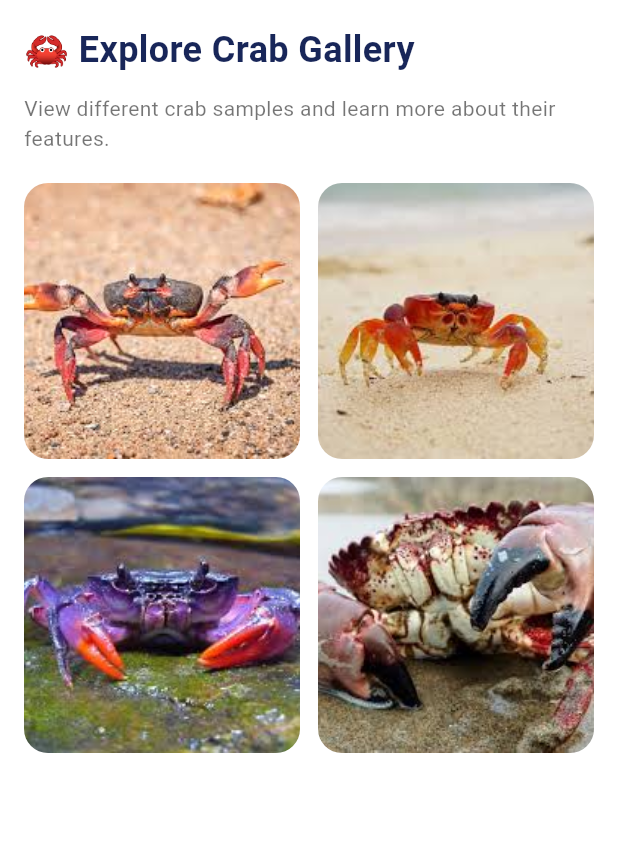
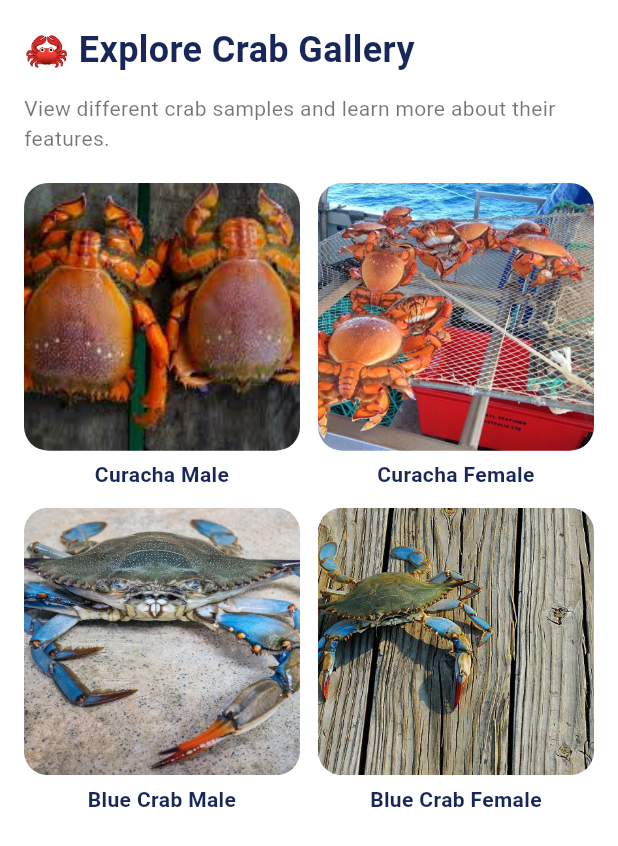
Before and after one commit to TjayAmit/crab_maturity_v2, a Flutter app: the ExploreScreen screen opened directly, on a phone screen of 412 x 824 dp. Shown: the top 846 px of the screen. Run offline on Flutter 3.47's test engine with Material 3 defaults, Android fonts, the phone set to English and light mode, and no system bars; our stand-ins replace flutter_native_splash, flutter_svg, google_fonts; project files that could hold a hidden picture were left out.

Commit message:
feat: update the explore page and viewing of crab

```diff
--- /dev/null
+++ b/assets/data/data.json
@@ -0,0 +1,64 @@
+{
+  "crabs": [
+    {
+      "name": "Curacha Male",
+      "common_name": "Spanner Crab",
+      "scientific_name": "Ranina ranina",
+      "description": {
+        "overview": "The Curacha, also known as the Spanner Crab, is a reddish-brown crab species found in the Indo-Pacific region. Males have narrow abdominal flaps and slightly longer legs.",
+        "habitat": "Sandy seabeds from 10 to 100 meters deep.",
+        "diet": "Feeds on small fish, mollusks, and ocean floor detritus."
+      },
+      "images": [
+        "assets/images/curacha_male1.jpg",
+        "assets/images/curacha_male2.jpg",
+        "assets/images/curacha_male3.jpg"
+      ]
+    },
+    {
+      "name": "Curacha Female",
+      "common_name": "Spanner Crab",
+      "scientific_name": "Ranina ranina",
+      "description": {
+        "overview": "Female Curacha crabs have rounder, wider abdominal flaps used to carry eggs. They tend to be slightly larger-bodied but have smaller claws.",
+        "habitat": "Sandy coastal waters near coral reefs.",
+        "diet": "Consumes small crustaceans and shellfish."
+      },
+      "images": [
+        "assets/images/curacha_female1.jpg",
+        "assets/images/curacha_female2.jpg",
+        "assets/images/curacha_female3.jpg"
+      ]
+    },
+    {
+      "name": "Blue Crab Male",
+      "common_name": "Blue Swimming Crab",
+      "scientific_name": "Portunus pelagicus",
+      "description": {
+        "overview": "The male Blue Crab has bright blue claws and a narrow, T-shaped abdominal flap. It is fast and often found in shallow waters.",
+        "habitat": "Sandy and muddy bays and estuaries.",
+        "diet": "Eats fish, mollusks, and other crabs."
+      },
+      "images": [
+        "assets/images/blue_male1.jpg",
+        "assets/images/blue_male2.jpg",
+        "assets/images/blue_male3.jpg"
+      ]
+    },
+    {
+      "name": "Blue Crab Female",
+      "common_name": "Blue Swimming Crab",
+      "scientific_name": "Portunus pelagicus",
+      "description": {
+        "overview": "Female Blue Crabs have red-tipped claws and a wide, rounded abdominal flap. They are known for carrying eggs under their abdomen.",
+        "habitat": "Coastal seagrass beds and estuaries.",
+        "diet": "Omnivorous — consumes plants and small invertebrates."
+      },
+      "images": [
+        "assets/images/blue_female1.jpg",
+        "assets/images/blue_female2.jpg",
+        "assets/images/blue_female3.jpg"
+      ]
+    }
+  ]
+}
--- /dev/null
+++ b/lib/feature/crabs/models/crab_model.dart
@@ -0,0 +1,25 @@
+class Crab {
+  final String name;
+  final String commonName;
+  final String scientificName;
+  final Map<String, dynamic> description;
+  final List<String> images;
+
+  Crab({
+    required this.name,
+    required this.commonName,
+    required this.scientificName,
+    required this.description,
+    required this.images,
+  });
+
+  factory Crab.fromJson(Map<String, dynamic> json) {
+    return Crab(
+      name: json['name'],
+      commonName: json['common_name'],
+      scientificName: json['scientific_name'],
+      description: Map<String, dynamic>.from(json['description']),
+      images: List<String>.from(json['images']),
+    );
+  }
+}
--- /dev/null
+++ b/lib/feature/crabs/services/crab_service.dart
@@ -0,0 +1,10 @@
+import 'dart:convert';
+import 'package:crab_maturity_ml_app/feature/crabs/models/crab_model.dart';
+import 'package:flutter/services.dart' show rootBundle;
+
+Future<List<Crab>> loadCrabs() async {
+  final String response = await rootBundle.loadString('assets/data/data.json');
+  final data = json.decode(response);
+  final List<dynamic> crabsJson = data['crabs'];
+  return crabsJson.map((json) => Crab.fromJson(json)).toList();
+}
--- a/lib/home/pages/explore.dart
+++ b/lib/home/pages/explore.dart
@@ -1,18 +1,35 @@
+import 'dart:convert';
 import 'package:flutter/material.dart';
+import 'package:flutter/services.dart' show rootBundle;
+import 'package:crab_maturity_ml_app/widgets/crab_full_view.dart';
 
-class ExploreScreen extends StatelessWidget {
+class ExploreScreen extends StatefulWidget {
   const ExploreScreen({super.key});
 
   @override
+  State<ExploreScreen> createState() => _ExploreScreenState();
+}
+
+class _ExploreScreenState extends State<ExploreScreen> {
+  List<dynamic> crabs = [];
+
+  @override
+  void initState() {
+    super.initState();
+    _loadCrabData();
+  }
+
+  Future<void> _loadCrabData() async {
+    final String jsonString =
+        await rootBundle.loadString('assets/data/data.json');
+    final data = json.decode(jsonString);
+    setState(() {
+      crabs = data['crabs'];
+    });
+  }
+
+  @override
   Widget build(BuildContext context) {
-    // List of image paths (add more if needed)
-    final List<String> crabImages = [
-      'assets/images/crab1.jpg',
-      'assets/images/crab2.jpg',
-      'assets/images/crab3.jpg',
-      'assets/images/crab4.jpg',
-    ];
-
     return Scaffold(
       backgroundColor: Colors.white,
       body: SafeArea(
@@ -38,36 +55,57 @@ class ExploreScreen extends StatelessWidget {
 
               // 🖼️ Responsive Grid View
               Expanded(
-                child: GridView.builder(
-                  itemCount: crabImages.length,
+                child: crabs.isEmpty
+                    ? const Center(child: CircularProgressIndicator())
+                    : GridView.builder(
+                        itemCount: crabs.length,
                         gridDelegate: const SliverGridDelegateWithFixedCrossAxisCount(
-                    crossAxisCount: 2, // 2 columns on phone
+                          crossAxisCount: 2,
                           crossAxisSpacing: 12,
                           mainAxisSpacing: 12,
-                    childAspectRatio: 1, // square cards
+                          childAspectRatio: 0.9, // slightly taller for name text
                         ),
                         itemBuilder: (context, index) {
-                    return ClipRRect(
-                      borderRadius: BorderRadius.circular(16),
-                      child: GestureDetector(
+                          final crab = crabs[index];
+                          final firstImage = crab['images'][0];
+                          final crabName = crab['name'];
+
+                          return GestureDetector(
                             onTap: () {
-                          // show full image preview when tapped
                               Navigator.push(
                                 context,
                                 MaterialPageRoute(
-                              builder: (_) => _FullImageView(
-                                imagePath: crabImages[index],
-                              ),
+                                  builder: (_) => CrabFullView(crabData: crab),
                                 ),
                               );
                             },
+                            child: Column(
+                              crossAxisAlignment: CrossAxisAlignment.center,
+                              children: [
+                                Expanded(
+                                  child: ClipRRect(
+                                    borderRadius: BorderRadius.circular(16),
                                     child: Hero(
-                          tag: crabImages[index],
+                                      tag: firstImage,
                                       child: Image.asset(
-                            crabImages[index],
+                                        firstImage,
                                         fit: BoxFit.cover,
+                                        width: double.infinity,
                                       ),
                                     ),
+                                  ),
+                                ),
+                                const SizedBox(height: 6),
+                                Text(
+                                  crabName,
+                                  textAlign: TextAlign.center,
+                                  style: const TextStyle(
+                                    fontSize: 14,
+                                    fontWeight: FontWeight.w600,
+                                    color: Color(0xFF182659),
+                                  ),
+                                ),
+                              ],
                             ),
                           );
                         },
@@ -80,30 +118,3 @@ class ExploreScreen extends StatelessWidget {
     );
   }
 }
-
-/// 🦀 Full image viewer (zoomable)
-class _FullImageView extends StatelessWidget {
-  final String imagePath;
-
-  const _FullImageView({required this.imagePath});
-
-  @override
-  Widget build(BuildContext context) {
-    return Scaffold(
-      backgroundColor: Colors.black,
-      body: GestureDetector(
-        onTap: () => Navigator.pop(context),
-        child: Center(
-          child: Hero(
-            tag: imagePath,
-            child: InteractiveViewer(
-              minScale: 0.8,
-              maxScale: 4.0,
-              child: Image.asset(imagePath),
-            ),
-          ),
-        ),
-      ),
-    );
-  }
-}
--- a/pubspec.yaml
+++ b/pubspec.yaml
@@ -65,6 +65,7 @@ flutter:
     - assets/brand/
     - assets/logo/
     - assets/images/
+    - assets/data/
 
   # An image asset can refer to one or more resolution-specific "variants", see
   # https://flutter.dev/to/resolution-aware-images
```
Also changed, not shown: lib/widgets/crab_full_view.dart (added, +142 -0 lines), assets/images/blue_female1.jpg (added), assets/images/blue_female2.jpg (added), assets/images/blue_female3.jpg (added), assets/images/blue_male1.jpg (added), assets/images/blue_male2.jpg (added), assets/images/blue_male3.jpg (added), assets/images/curacha_female1.jpg (added), assets/images/curacha_female2.jpg (added), assets/images/curacha_female3.jpg (added), assets/images/curacha_male1.jpg (added), assets/images/curacha_male2.jpg (added), assets/images/curacha_male3.jpg (added). Lines whose indentation alone changed are shown as unchanged.
